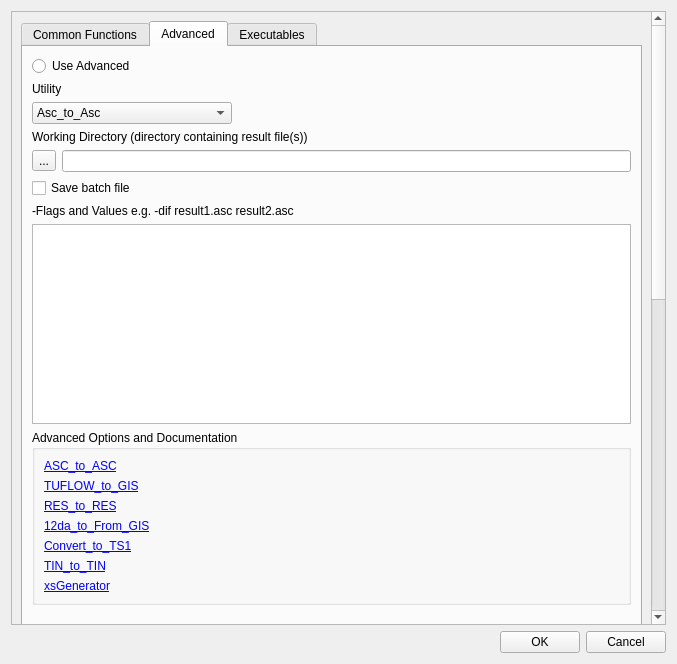
Above: tuflow/forms/TUFLOW_utilities.ui from TUFLOW-Support/QGIS-TUFLOW-Plugin before the change. Below: the same form after it.
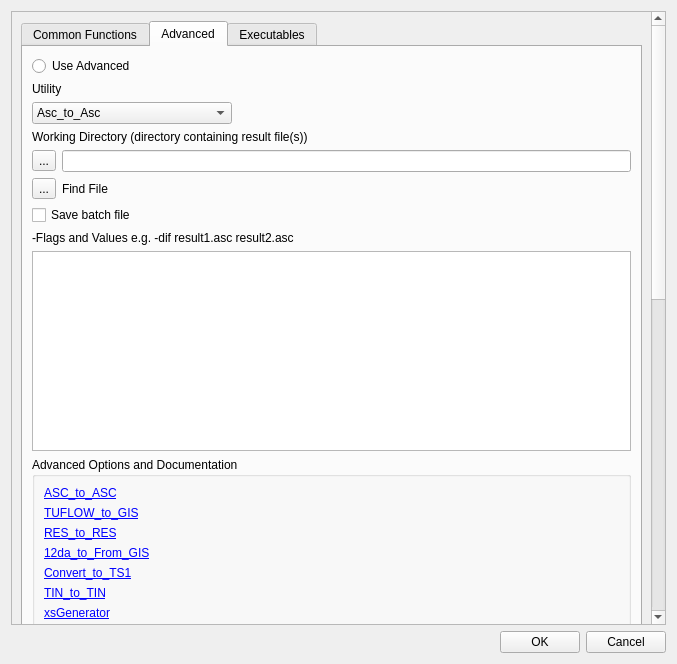
That is the form after the change. The open tabs and pages were chosen to show the change.

What changed in the file:
```diff
--- a/tuflow/forms/TUFLOW_utilities.ui
+++ b/tuflow/forms/TUFLOW_utilities.ui
@@ -1233,6 +1233,24 @@
                </item>
               </layout>
              </item>
+             <item>
+              <layout class="QHBoxLayout" name="horizontalLayout_9">
+               <item>
+                <widget class="QToolButton" name="btnFindFile">
+                 <property name="text">
+                  <string>...</string>
+                 </property>
+                </widget>
+               </item>
+               <item>
+                <widget class="QLabel" name="label_39">
+                 <property name="text">
+                  <string>Find File</string>
+                 </property>
+                </widget>
+               </item>
+              </layout>
+             </item>
              <item>
               <widget class="QCheckBox" name="cbSaveBatAdv">
                <property name="text">
@@ -1255,6 +1273,15 @@
                  <height>200</height>
                 </size>
                </property>
+               <property name="font">
+                <font>
+                 <family>Courier New</family>
+                 <pointsize>11</pointsize>
+                </font>
+               </property>
+               <property name="plainText">
+                <string/>
+               </property>
               </widget>
              </item>
              <item>
```
Left out of the diff: 4 changed lines with no effect on the pictures.
